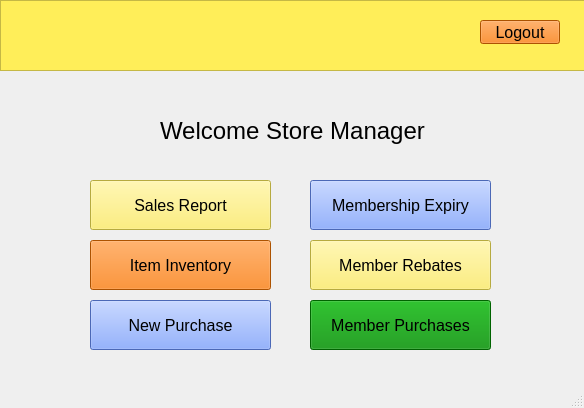
First picture: the form in storemanager.ui, repository max9001/Bulk-Club-Project, before the edit.
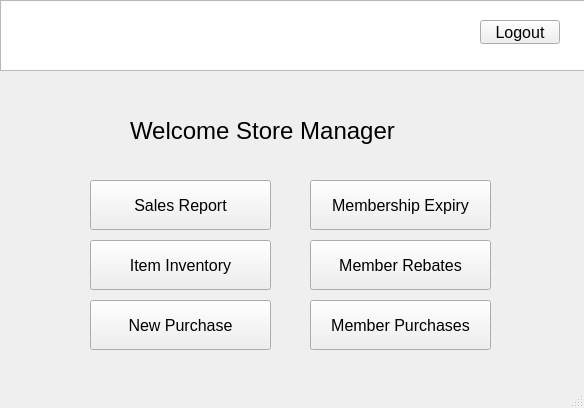
Second picture: the form after the edit. Icons and pictures are not drawn.

```diff
--- a/storemanager.ui
+++ b/storemanager.ui
@@ -32,7 +32,7 @@
      </font>
     </property>
     <property name="styleSheet">
-     <string notr="true">background-color:rgb(255, 238, 89)</string>
+     <string notr="true"/>
     </property>
     <property name="text">
      <string>Member Rebates</string>
@@ -53,7 +53,7 @@
      </font>
     </property>
     <property name="styleSheet">
-     <string notr="true">background-color:rgb(0, 139, 0)</string>
+     <string notr="true"/>
     </property>
     <property name="text">
      <string>Member Purchases</string>
@@ -74,7 +74,7 @@
      </font>
     </property>
     <property name="styleSheet">
-     <string notr="true">background-color: rgb(105, 146, 255)</string>
+     <string notr="true"/>
     </property>
     <property name="text">
      <string>Membership Expiry</string>
@@ -95,7 +95,7 @@
      </font>
     </property>
     <property name="styleSheet">
-     <string notr="true">background-color: rgb(241, 115, 0)</string>
+     <string notr="true"/>
     </property>
     <property name="text">
      <string>Item Inventory</string>
@@ -119,7 +119,7 @@
      <bool>false</bool>
     </property>
     <property name="styleSheet">
-     <string notr="true">background-color:rgb(255, 238, 89)</string>
+     <string notr="true"/>
     </property>
     <property name="text">
      <string>Sales Report</string>
@@ -128,9 +128,9 @@
    <widget class="QLabel" name="label">
     <property name="geometry">
      <rect>
-      <x>160</x>
+      <x>130</x>
       <y>110</y>
-      <width>281</width>
+      <width>461</width>
       <height>41</height>
      </rect>
     </property>
@@ -153,7 +153,7 @@
      </rect>
     </property>
     <property name="styleSheet">
-     <string notr="true">background-color:rgb(255, 238, 89)</string>
+     <string notr="true"/>
     </property>
    </widget>
    <widget class="QLabel" name="label_2">
@@ -216,7 +216,7 @@
      </font>
     </property>
     <property name="styleSheet">
-     <string notr="true">background-color: rgb(105, 146, 255)</string>
+     <string notr="true"/>
     </property>
     <property name="text">
      <string notr="true">New Purchase</string>
@@ -237,7 +237,7 @@
      </font>
     </property>
     <property name="styleSheet">
-     <string notr="true">background-color: rgb(241, 115, 0)</string>
+     <string notr="true"/>
     </property>
     <property name="text">
      <string>Logout</string>
```
